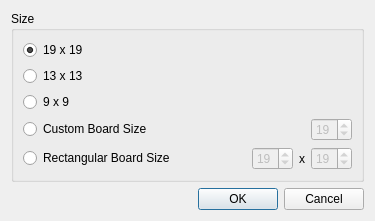
Above: boardsizedialog.ui from nullx002/mugo before the change. Below: the same form after it.
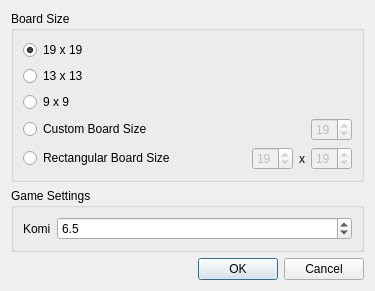
That is the form after the change.

Commit message: Fixes issue 6 add: default komi setting on new document dialog. add: save new document options.

```diff
--- a/boardsizedialog.ui
+++ b/boardsizedialog.ui
@@ -7,7 +7,7 @@
     <x>0</x>
     <y>0</y>
     <width>375</width>
-    <height>216</height>
+    <height>259</height>
    </rect>
   </property>
   <property name="windowTitle">
@@ -17,7 +17,7 @@
    <item>
     <widget class="QGroupBox" name="sizeGroupBox">
      <property name="title">
-      <string>Size</string>
+      <string>Board Size</string>
      </property>
      <layout class="QVBoxLayout" name="verticalLayout_2">
       <item>
@@ -148,6 +148,41 @@
      </layout>
     </widget>
    </item>
+   <item>
+    <widget class="QGroupBox" name="gameSettingGroupBox">
+     <property name="title">
+      <string>Game Settings</string>
+     </property>
+     <layout class="QFormLayout" name="formLayout">
+      <item row="0" column="0">
+       <widget class="QLabel" name="komiLabel">
+        <property name="text">
+         <string>Komi</string>
+        </property>
+       </widget>
+      </item>
+      <item row="0" column="1">
+       <widget class="QDoubleSpinBox" name="komiSpinBox">
+        <property name="decimals">
+         <number>1</number>
+        </property>
+        <property name="minimum">
+         <double>-10.000000000000000</double>
+        </property>
+        <property name="maximum">
+         <double>10.000000000000000</double>
+        </property>
+        <property name="singleStep">
+         <double>0.500000000000000</double>
+        </property>
+        <property name="value">
+         <double>6.500000000000000</double>
+        </property>
+       </widget>
+      </item>
+     </layout>
+    </widget>
+   </item>
    <item>
     <spacer name="verticalSpacer">
      <property name="orientation">
```
The commit also changes 3 other files.
